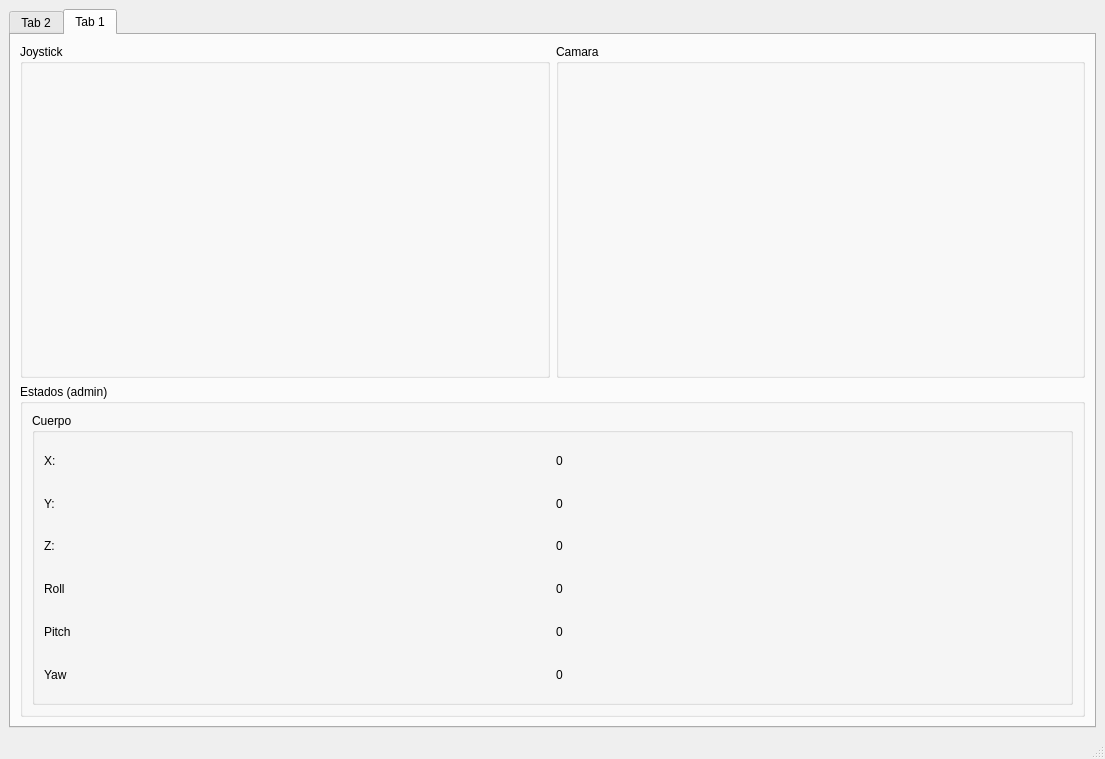
stm32f303ret6/tesis, file gui/untitled.ui: the form before one commit.
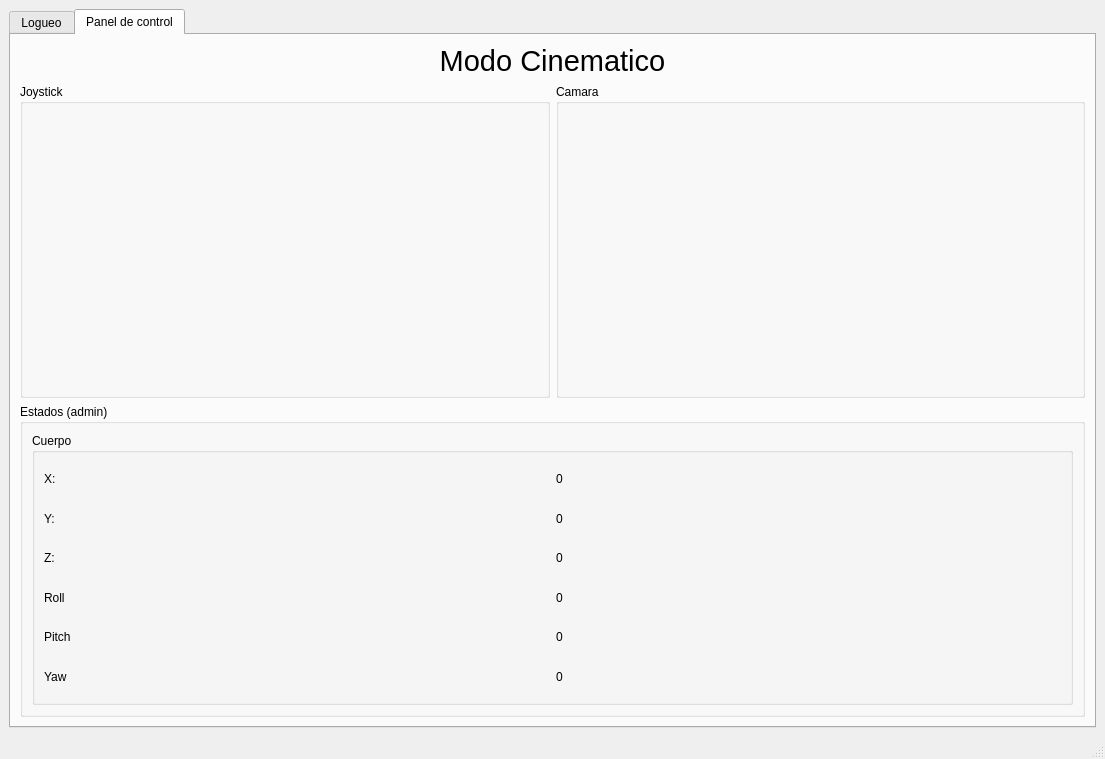
The form after the commit. The open tabs and pages were chosen to show the change.

Patch:
```diff
--- a/gui/untitled.ui
+++ b/gui/untitled.ui
@@ -22,7 +22,7 @@
       </property>
       <widget class="QWidget" name="tab_login">
        <attribute name="title">
-        <string>Tab 2</string>
+        <string>Logueo</string>
        </attribute>
        <layout class="QGridLayout" name="gridLayout_3">
         <item row="0" column="1">
@@ -131,63 +131,10 @@
       </widget>
       <widget class="QWidget" name="tab_operation">
        <attribute name="title">
-        <string>Tab 1</string>
+        <string>Panel de control</string>
        </attribute>
        <layout class="QGridLayout" name="gridLayout_2">
-        <item row="0" column="0">
-         <widget class="QGroupBox" name="left_panel">
-          <property name="title">
-           <string>Joystick</string>
-          </property>
-          <layout class="QGridLayout" name="gridLayout_4">
-           <item row="1" column="0">
-            <widget class="QLabel" name="left_label">
-             <property name="text">
-              <string/>
-             </property>
-            </widget>
-           </item>
-           <item row="1" column="2">
-            <widget class="QLabel" name="right_label">
-             <property name="text">
-              <string/>
-             </property>
-            </widget>
-           </item>
-           <item row="0" column="1">
-            <widget class="QLabel" name="up_label">
-             <property name="text">
-              <string/>
-             </property>
-            </widget>
-           </item>
-           <item row="2" column="1">
-            <widget class="QLabel" name="down_label">
-             <property name="text">
-              <string/>
-             </property>
-            </widget>
-           </item>
-          </layout>
-         </widget>
-        </item>
-        <item row="0" column="1">
-         <widget class="QGroupBox" name="right_panel">
-          <property name="title">
-           <string>Camara</string>
-          </property>
-          <layout class="QGridLayout" name="gridLayout_5">
-           <item row="0" column="0">
-            <widget class="QLabel" name="camera_label">
-             <property name="text">
-              <string/>
-             </property>
-            </widget>
-           </item>
-          </layout>
-         </widget>
-        </item>
-        <item row="1" column="0" colspan="2">
+        <item row="2" column="0" colspan="2">
          <widget class="QGroupBox" name="owner_panel">
           <property name="title">
            <string>Estados (admin)</string>
@@ -313,6 +260,86 @@
           </layout>
          </widget>
         </item>
+        <item row="1" column="0">
+         <widget class="QGroupBox" name="left_panel">
+          <property name="title">
+           <string>Joystick</string>
+          </property>
+          <layout class="QGridLayout" name="gridLayout_4">
+           <item row="1" column="0">
+            <widget class="QLabel" name="left_label">
+             <property name="text">
+              <string/>
+             </property>
+            </widget>
+           </item>
+           <item row="1" column="2">
+            <widget class="QLabel" name="right_label">
+             <property name="text">
+              <string/>
+             </property>
+            </widget>
+           </item>
+           <item row="0" column="1">
+            <widget class="QLabel" name="up_label">
+             <property name="text">
+              <string/>
+             </property>
+            </widget>
+           </item>
+           <item row="2" column="1">
+            <widget class="QLabel" name="down_label">
+             <property name="text">
+              <string/>
+             </property>
+            </widget>
+           </item>
+          </layout>
+         </widget>
+        </item>
+        <item row="1" column="1">
+         <widget class="QGroupBox" name="right_panel">
+          <property name="title">
+           <string>Camara</string>
+          </property>
+          <layout class="QGridLayout" name="gridLayout_5">
+           <item row="0" column="0">
+            <widget class="QLabel" name="camera_label">
+             <property name="text">
+              <string/>
+             </property>
+            </widget>
+           </item>
+          </layout>
+         </widget>
+        </item>
+        <item row="0" column="0" colspan="2">
+         <widget class="QLabel" name="mode_label">
+          <property name="sizePolicy">
+           <sizepolicy hsizetype="Minimum" vsizetype="Fixed">
+            <horstretch>0</horstretch>
+            <verstretch>0</verstretch>
+           </sizepolicy>
+          </property>
+          <property name="font">
+           <font>
+            <pointsize>22</pointsize>
+           </font>
+          </property>
+          <property name="text">
+           <string>Modo Cinematico</string>
+          </property>
+          <property name="scaledContents">
+           <bool>false</bool>
+          </property>
+          <property name="alignment">
+           <set>Qt::AlignCenter</set>
+          </property>
+          <property name="wordWrap">
+           <bool>false</bool>
+          </property>
+         </widget>
+        </item>
        </layout>
       </widget>
      </widget>
```
Left out of the diff: 2 changed lines with no effect on the pictures.
